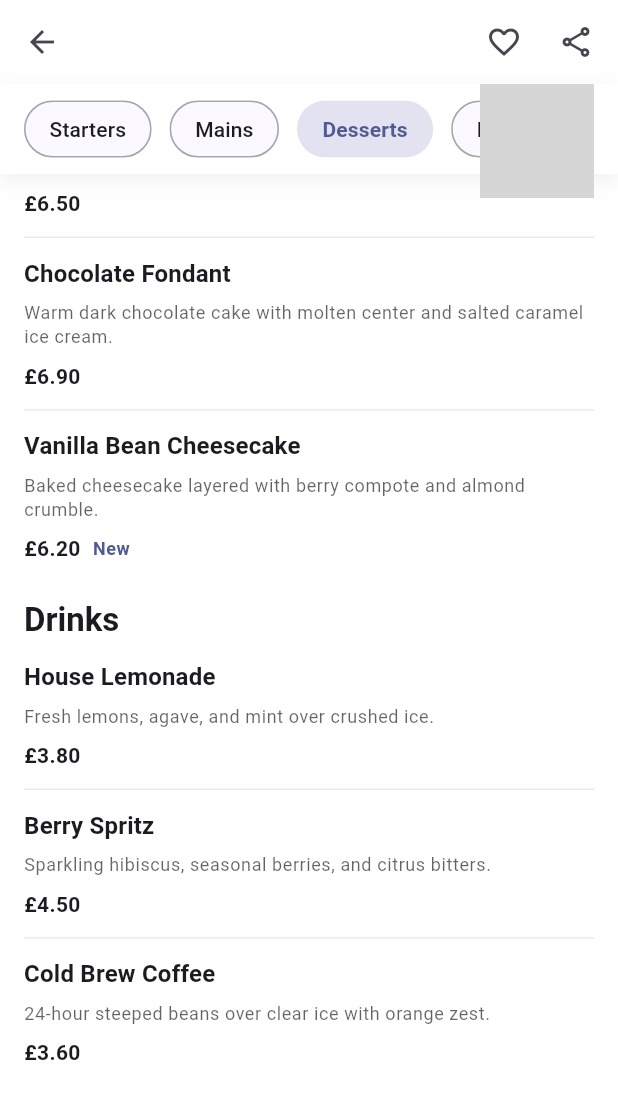
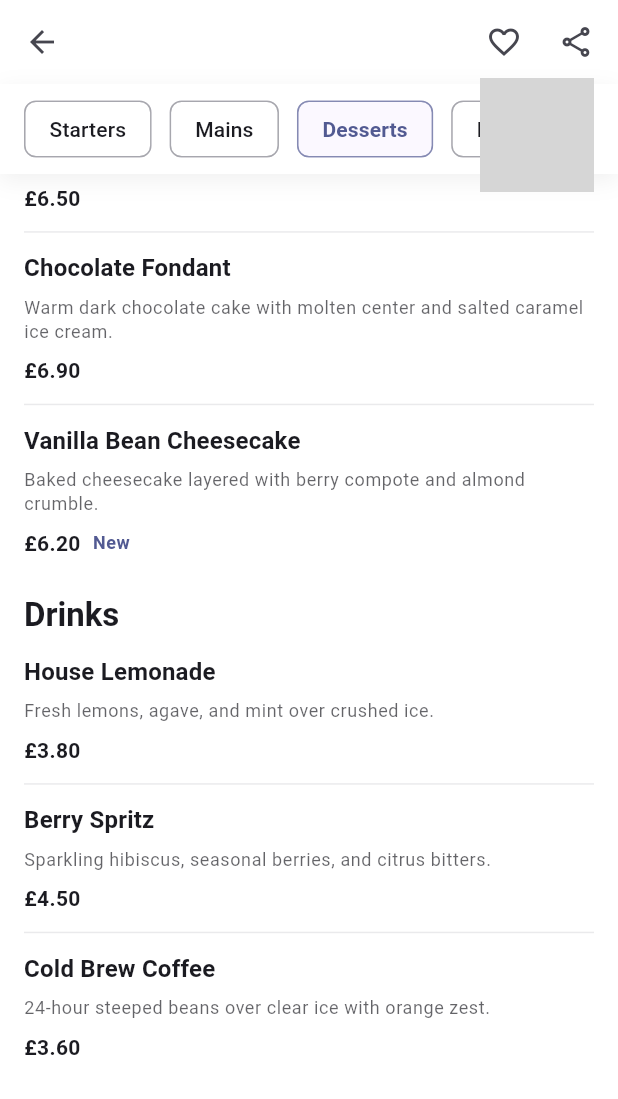
Before and after one commit to JamieThomson97/operation_kalkan, a Flutter app: the VendorPage screen opened directly with empty values, scrolled down 1728 dp, on a phone screen of 412 x 824 dp. Shown: the top 1099 px of the screen. Run offline on Flutter 3.47's test engine with Material 3 defaults, Android fonts, the phone set to English and light mode, and no system bars; our stand-ins replace flutter_riverpod, go_router; generated files the repository leaves out were written again; network calls fail; grey boxes are pictures that could not be loaded.

Commit message:
style menu buttons

```diff
--- a/lib/features/vendor/presentation/vendor_page.dart
+++ b/lib/features/vendor/presentation/vendor_page.dart
@@ -584,10 +584,8 @@ class _VendorPageState extends State<VendorPage> {
                   label: Text(category.title),
                   selected: selected,
                   onSelected: (_) => _handleMenuTabTap(index),
-                  selectedColor: theme.colorScheme.primary.withValues(
-                    alpha: 0.14,
-                  ),
-                  backgroundColor: Colors.transparent,
+                  selectedColor: Colors.transparent,
+                  backgroundColor: Colors.white,
                   showCheckmark: false,
                   labelStyle: theme.textTheme.labelLarge?.copyWith(
                     fontWeight: selected ? FontWeight.w700 : FontWeight.w500,
@@ -597,11 +595,11 @@ class _VendorPageState extends State<VendorPage> {
                   ),
                   side: BorderSide(
                     color: selected
-                        ? Colors.transparent
-                        : theme.colorScheme.outline.withValues(alpha: 0.4),
+                        ? theme.colorScheme.primary.withValues(alpha: 0.45)
+                        : theme.dividerColor.withValues(alpha: 0.4),
                   ),
                   shape: RoundedRectangleBorder(
-                    borderRadius: BorderRadius.circular(24),
+                    borderRadius: BorderRadius.circular(8),
                   ),
                 );
               },
@@ -621,12 +619,6 @@ class _VendorPageState extends State<VendorPage> {
       child: Column(
         crossAxisAlignment: CrossAxisAlignment.start,
         children: [
-          Text(
-            'Menu',
-            style: theme.textTheme.headlineSmall?.copyWith(
-              fontWeight: FontWeight.w600,
-            ),
-          ),
           const SizedBox(height: 16),
           for (var i = 0; i < VendorPage.menuCategories.length; i++) ...[
             _buildMenuSection(context, VendorPage.menuCategories[i], i),
```
